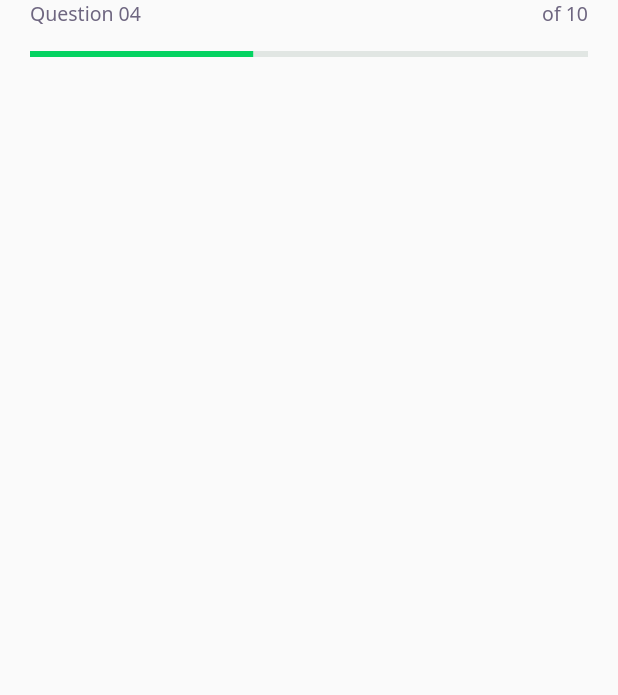
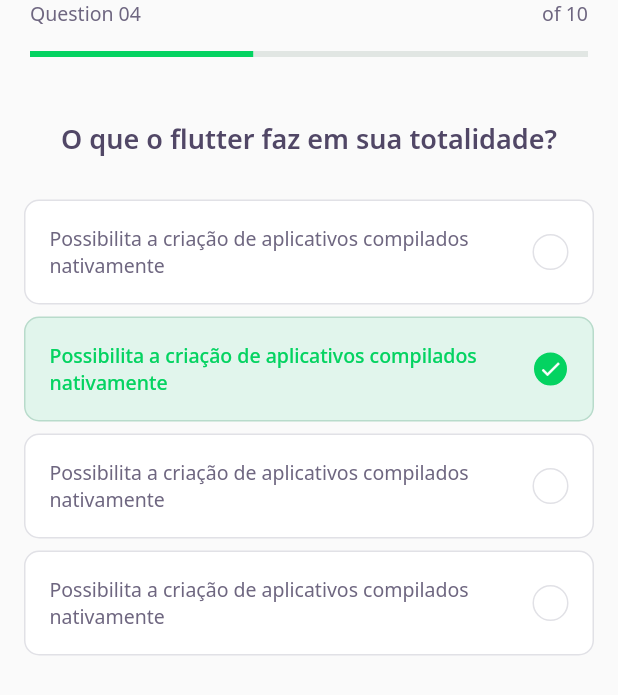
Before and after one commit to ranierecosta/nlw5_flutter_example, a Flutter app: the ChallengePage screen opened directly, on a phone screen of 412 x 824 dp. Shown: the top 695 px of the screen. Run offline on Flutter 3.47's test engine with Material 2 defaults, Android fonts, the phone set to English and light mode, and no system bars; our stand-ins replace google_fonts; accounts and stored records are empty; network calls fail.

Commit message:
Created controller and mocked data

```diff
--- a/lib/challenge/challenge_page.dart
+++ b/lib/challenge/challenge_page.dart
@@ -1,4 +1,5 @@
 import 'package:devquiz/challenge/widgets/question_indicator/question_indicator_widget.dart';
+import 'package:devquiz/challenge/widgets/quiz/quiz_widget.dart';
 import 'package:flutter/material.dart';
 
 class ChallengePage extends StatefulWidget {
@@ -18,6 +19,9 @@ class _ChallengePageState extends State<ChallengePage> {
           child: QuestionIndicatorWidget(),
         ),
       ),
+      body: QuizWidget(
+        title: "O que o flutter faz em sua totalidade?",
+      ),
     );
   }
 }
--- /dev/null
+++ b/lib/challenge/widgets/answer/answer_widget.dart
@@ -0,0 +1,85 @@
+import 'package:devquiz/core/core.dart';
+import 'package:flutter/material.dart';
+
+class AnswerWidget extends StatelessWidget {
+  final String title;
+  final bool isRight;
+  final bool isSelected;
+
+  const AnswerWidget({
+    Key? key,
+    required this.title,
+    this.isRight = false,
+    this.isSelected = false,
+  }) : super(key: key);
+
+  Color get _selectedColorRight =>
+      isRight ? AppColors.darkGreen : AppColors.darkRed;
+
+  Color get _selectedBorderRight =>
+      isRight ? AppColors.lightGreen : AppColors.lightRed;
+
+  Color get _selectedColorCardRight =>
+      isRight ? AppColors.lightGreen : AppColors.lightRed;
+
+  Color get _selectedBorderCardRight =>
+      isRight ? AppColors.green : AppColors.red;
+
+  TextStyle get _selectedTextStyleRight =>
+      isRight ? AppTextStyles.bodyDarkGreen : AppTextStyles.bodyDarkRed;
+
+  IconData get _selectedIconRight => isRight ? Icons.check : Icons.close;
+
+  @override
+  Widget build(BuildContext context) {
+    return Padding(
+      padding: const EdgeInsets.symmetric(
+        horizontal: 16,
+        vertical: 4,
+      ),
+      child: Container(
+        padding: EdgeInsets.all(16),
+        decoration: BoxDecoration(
+            color: isSelected ? _selectedColorCardRight : AppColors.white,
+            borderRadius: BorderRadius.circular(10),
+            border: Border.fromBorderSide(
+              BorderSide(
+                color: isSelected ? _selectedBorderCardRight : AppColors.border,
+              ),
+            )),
+        child: Row(
+          mainAxisAlignment: MainAxisAlignment.spaceBetween,
+          children: [
+            Expanded(
+              child: Text(
+                title,
+                style:
+                    isSelected ? _selectedTextStyleRight : AppTextStyles.body,
+              ),
+            ),
+            Container(
+              height: 24,
+              width: 24,
+              decoration: BoxDecoration(
+                color: isSelected ? _selectedColorRight : AppColors.white,
+                borderRadius: BorderRadius.circular(500),
+                border: Border.fromBorderSide(
+                  BorderSide(
+                    color: isSelected ? _selectedBorderRight : AppColors.border,
+                  ),
+                ),
+              ),
+              child: isSelected
+                  ? Icon(
+                      _selectedIconRight,
+                      size: 16,
+                      color: Colors.white,
+                    )
+                  : null,
+            ),
+          ],
+        ),
+      ),
+    );
+  }
+}
--- /dev/null
+++ b/lib/challenge/widgets/quiz/quiz_widget.dart
@@ -0,0 +1,46 @@
+import 'package:devquiz/challenge/widgets/answer/answer_widget.dart';
+import 'package:devquiz/core/core.dart';
+import 'package:flutter/material.dart';
+
+class QuizWidget extends StatelessWidget {
+  final String title;
+  const QuizWidget({
+    Key? key,
+    required this.title,
+  }) : super(key: key);
+
+  @override
+  Widget build(BuildContext context) {
+    return Container(
+      child: Column(
+        children: [
+          Text(
+            title,
+            style: AppTextStyles.heading,
+          ),
+          SizedBox(
+            height: 24,
+          ),
+          AnswerWidget(
+            title:
+                "Possibilita a criação de aplicativos compilados nativamente",
+          ),
+          AnswerWidget(
+            isSelected: true,
+            isRight: true,
+            title:
+                "Possibilita a criação de aplicativos compilados nativamente",
+          ),
+          AnswerWidget(
+            title:
+                "Possibilita a criação de aplicativos compilados nativamente",
+          ),
+          AnswerWidget(
+            title:
+                "Possibilita a criação de aplicativos compilados nativamente",
+          ),
+        ],
+      ),
+    );
+  }
+}
--- a/lib/core/app_widget.dart
+++ b/lib/core/app_widget.dart
@@ -1,4 +1,3 @@
-import 'package:devquiz/challenge/challenge_page.dart';
 import 'package:devquiz/home/home_page.dart';
 import 'package:flutter/material.dart';
 
@@ -7,7 +6,7 @@ class AppWidget extends StatelessWidget {
   Widget build(BuildContext context) {
     return MaterialApp(
       title: "DevQuiz",
-      home: ChallengePage(),
+      home: HomePage(),
     );
   }
 }
--- /dev/null
+++ b/lib/home/home_state.dart
@@ -0,0 +1,6 @@
+enum HomeState {
+  empty,
+  success,
+  loading,
+  error,
+}
--- a/lib/shared/widgets/progress_indicator/progress_indicator_widget.dart
+++ b/lib/shared/widgets/progress_indicator/progress_indicator_widget.dart
@@ -3,8 +3,10 @@ import 'package:flutter/material.dart';
 
 class ProgressIndicatorWidget extends StatelessWidget {
   final double value;
-  const ProgressIndicatorWidget({Key? key, required this.value})
-      : super(key: key);
+  const ProgressIndicatorWidget({
+    Key? key,
+    required this.value,
+  }) : super(key: key);
 
   @override
   Widget build(BuildContext context) {
```
Also changed, not shown: lib/home/home_controller.dart (added, +52 -0 lines), lib/home/home_page.dart (+25 -10 lines), lib/home/widgets/appbar/app_bar_widget.dart (+7 -3 lines), lib/home/widgets/quiz_card/quiz_card_widget.dart (+14 -5 lines), lib/shared/models/answer_model.dart (added, +9 -0 lines), lib/shared/models/question_model.dart (added, +13 -0 lines), lib/shared/models/quiz_model.dart (added, +24 -0 lines), lib/shared/models/user_model.dart (added, +11 -0 lines), 6 other files.
